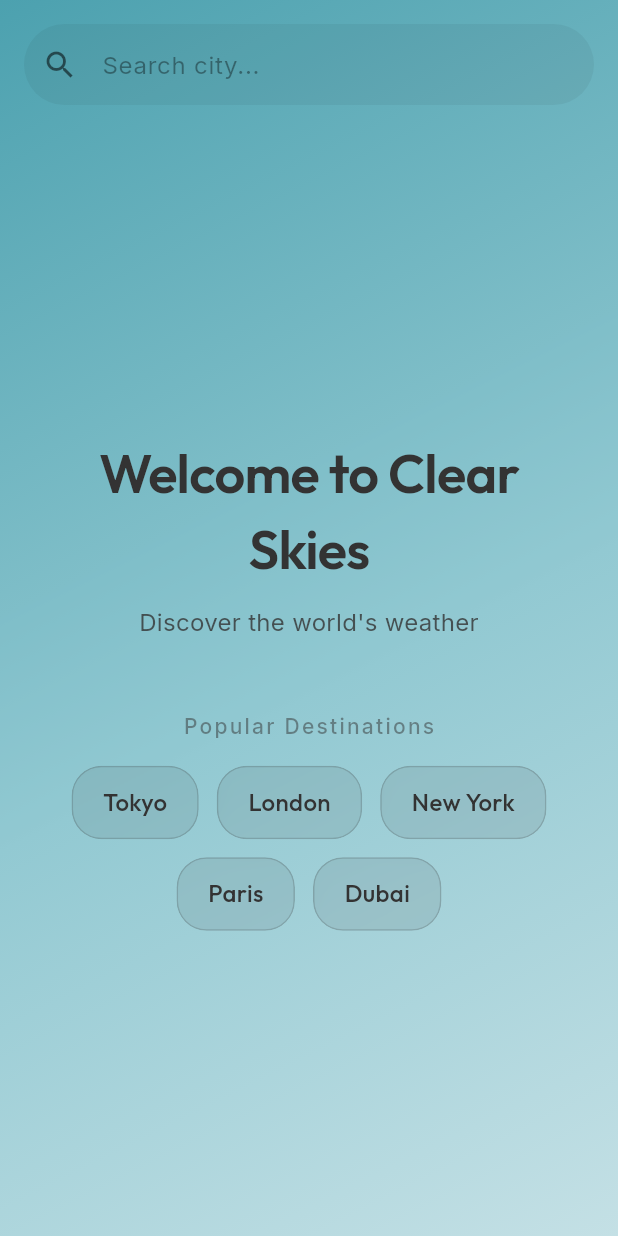
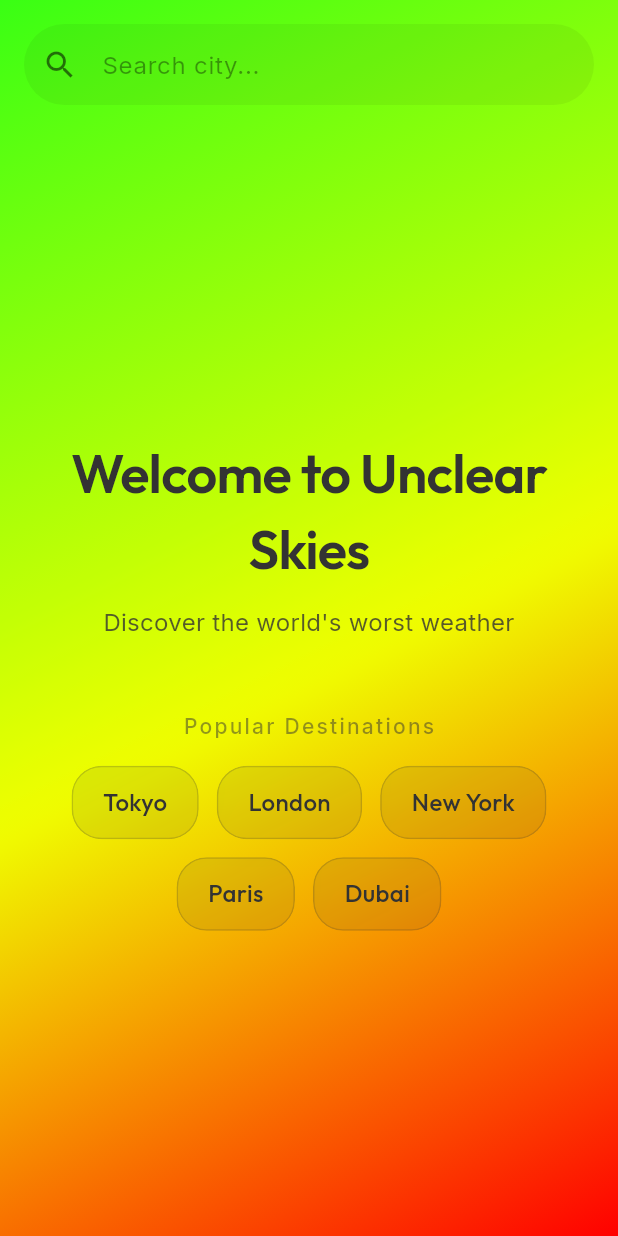
Before and after one commit to shorebirdtech/samples, a Flutter app: the screen it shows after launch, on a phone screen of 412 x 824 dp. Run offline on Flutter 3.47's test engine with Material 3 defaults, Android fonts, the phone set to English and light mode, and no system bars; our stand-ins replace cloud_firestore, equatable, firebase_core, firebase_crashlytics, flutter_bloc, geocoding and 6 more; missing offline and left inert: shorebird_code_push; accounts and stored records are empty.

Commit message:
feat: added bugs and did shorebird release

```diff
--- a/clear_skies/lib/core/constants/app_colors.dart
+++ b/clear_skies/lib/core/constants/app_colors.dart
@@ -9,10 +9,11 @@ class AppColors {
   static const Color cardNight = Color(0x30000000);
 
   // Immersive Gradients
+  // TODO(Demo): Revert this ugly toxic gradient back to sky blues during live patch!
   static const List<Color> dayGradient = [
-    Color(0xFF4CA1AF), // Vibrant Sky Blue
-    Color(0xFF90C8D1), // Mid Cyan
-    Color(0xFFC4E0E5), // Soft Horizon Cyan
+    Color(0xFF39FF14), // Neon Green
+    Color(0xFFF0FF00), // Toxic Yellow
+    Color(0xFFFF0000), // Bright Red
   ];
 
   static const List<Color> nightGradient = [
--- a/clear_skies/lib/core/constants/app_strings.dart
+++ b/clear_skies/lib/core/constants/app_strings.dart
@@ -1,9 +1,11 @@
 class AppStrings {
-  static const String appName = 'Clear Skies';
+  // TODO(Demo): Fix this typo during live patch!
+  static const String appName = 'Unclear Skies';
   static const String searchHint = 'Search city...';
 
-  static const String welcomeTitle = 'Welcome to Clear Skies';
-  static const String welcomeSubtitle = 'Discover the world\'s weather';
+  // TODO(Demo): Fix these strings during live patch!
+  static const String welcomeTitle = 'Welcome to Unclear Skies';
+  static const String welcomeSubtitle = 'Discover the world\'s worst weather';
 
   static const String errorLocationFetch = 'Failed to fetch location data';
   static const String errorCityNotFound = 'City not found';
--- a/clear_skies/lib/features/weather/ui/widgets/welcome_hero_widget.dart
+++ b/clear_skies/lib/features/weather/ui/widgets/welcome_hero_widget.dart
@@ -118,7 +118,8 @@ class _WelcomeHeroWidgetState extends State<WelcomeHeroWidget>
     return GestureDetector(
       onTap: () {
         if (widget.onCityTapped != null) {
-          widget.onCityTapped!(city);
+          // TODO(Demo): Remove this logic bug during live patch and pass city here!
+          widget.onCityTapped!('Antarctica');
         }
       },
       child: ClipRRect(
```
Also changed, not shown: 1 other file.
